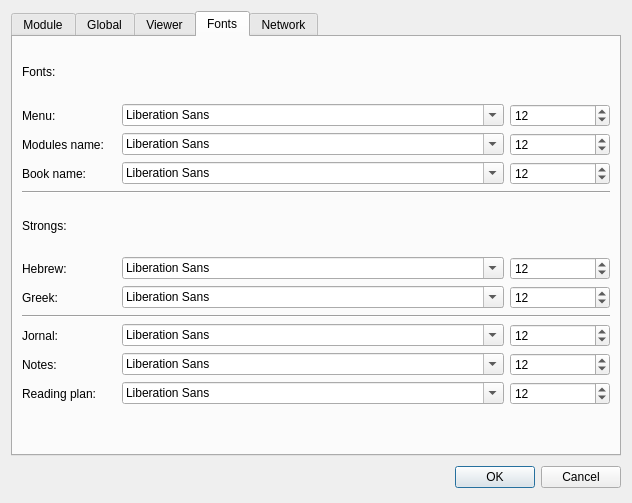
First picture: the form in src/gui/dialogs/settings/settings.ui, repository axsapronov/QSopherim, before the edit.
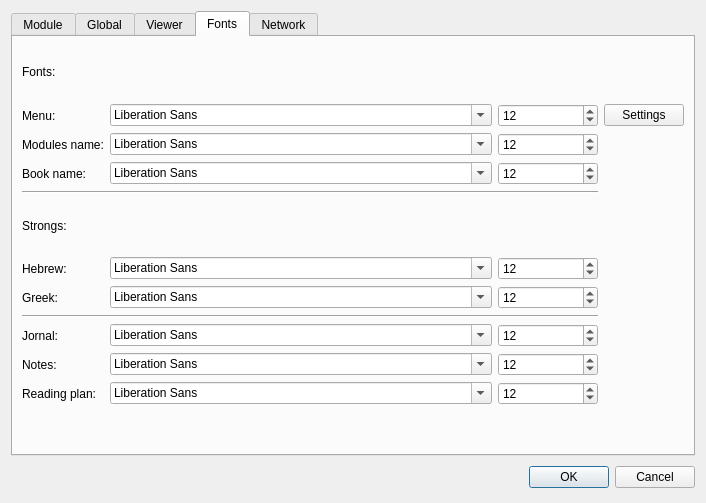
Second picture: the form after the edit. The open tabs and pages were chosen to show the change.

Commit message: [GUI] Add font dialog for settings.

The edit to the form file:
```diff
--- a/src/gui/dialogs/settings/settings.ui
+++ b/src/gui/dialogs/settings/settings.ui
@@ -618,6 +618,13 @@
          </property>
         </widget>
        </item>
+       <item row="1" column="3">
+        <widget class="QPushButton" name="pBFontMenu">
+         <property name="text">
+          <string>Settings</string>
+         </property>
+        </widget>
+       </item>
       </layout>
      </widget>
      <widget class="QWidget" name="tab_2">
```
Left out of the diff: 42 changed lines with no effect on the pictures. The commit also changes 6 other files.
